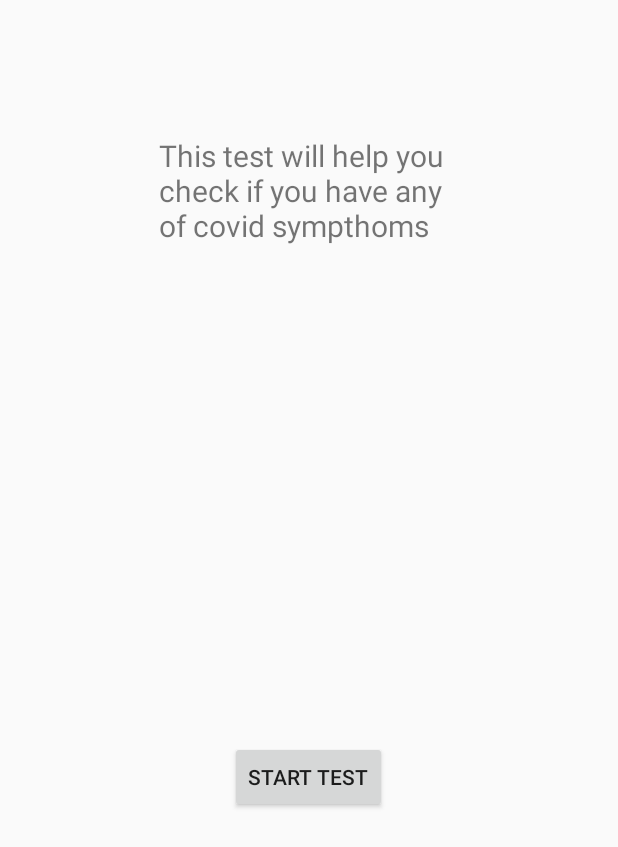
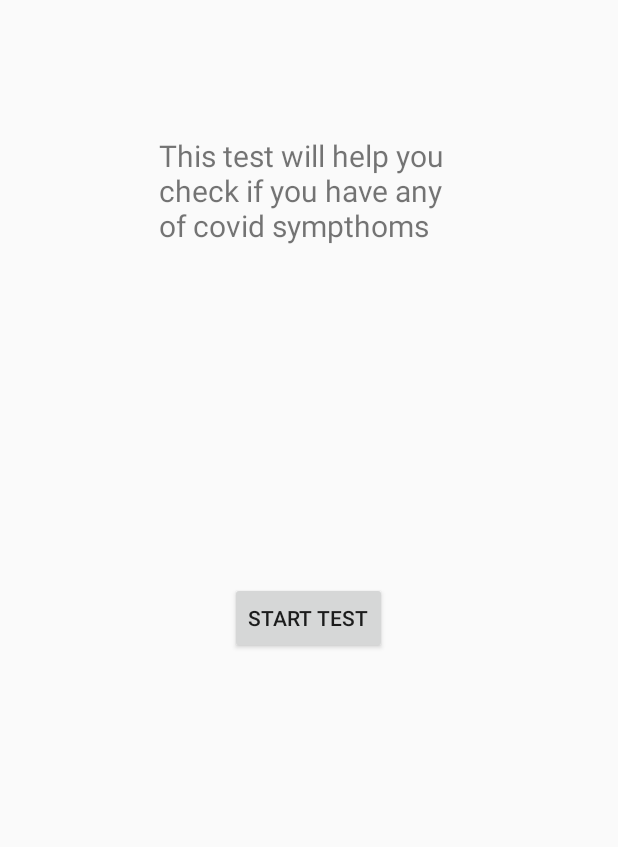
Before and after one commit to WitoldPietrzak/SysMob, an Android app: the HealthAnalyzeActivity screen opened directly, with no data from a screen before it, on a phone screen of 412 x 824 dp. Shown: the top 847 px of the screen. Run offline under Robolectric (Android 15) with nearby library versions, the phone set to English and light mode, and no system bars.

Commit message:
Finished working on HealthAnalizer, continued work on Tasks, added User class, added Database to store users and Tasks

```diff
--- a/app/src/main/java/com/example/smproject/Activities/HealthAnalyzeActivity.java
+++ b/app/src/main/java/com/example/smproject/Activities/HealthAnalyzeActivity.java
@@ -3,14 +3,85 @@ package com.example.smproject.Activities;
 import androidx.appcompat.app.AppCompatActivity;
 
 import android.os.Bundle;
+import android.view.View;
+import android.widget.Button;
+import android.widget.TextView;
 
+import com.example.smproject.BreathChecker;
+import com.example.smproject.HealthAnalizer;
 import com.example.smproject.R;
 
 public class HealthAnalyzeActivity extends AppCompatActivity {
+    Button startButton;
+    Button yesButton;
+    Button noButton;
+    TextView textView;
+    HealthAnalizer healthAnalizer;
+    BreathChecker breathChecker;
 
     @Override
     protected void onCreate(Bundle savedInstanceState) {
         super.onCreate(savedInstanceState);
         setContentView(R.layout.activity_health_analyze);
+
+        healthAnalizer = new HealthAnalizer(this);
+        breathChecker = new BreathChecker();
+
+        startButton=findViewById(R.id.HA_StartButton);
+        yesButton=findViewById(R.id.HA_YesButton);
+        noButton=findViewById(R.id.HA_NoButton);
+        textView=findViewById(R.id.HA_titleTextView);
+
+        startButton.setOnClickListener(new View.OnClickListener() {
+            @Override
+            public void onClick(View v) {
+                breathChecker.Start();
+                textView.setText(R.string.breath);
+                startButton.setText(R.string.stop);
+                startButton.setOnClickListener(new View.OnClickListener() {
+                    @Override
+                    public void onClick(View v) {
+                        breathChecker.Stop();
+                        textView.setText(healthAnalizer.getCurrentQuestion());
+                        startButton.setVisibility(View.INVISIBLE);
+                        yesButton.setVisibility(View.VISIBLE);
+                        noButton.setVisibility(View.VISIBLE);
+                    }
+                });
+            }
+        });
+
+        yesButton.setOnClickListener(new View.OnClickListener() {
+            @Override
+            public void onClick(View v) {
+                healthAnalizer.sendAnswer(true);
+                if(healthAnalizer.getCurrentQuestion()==null)
+                {
+                    endAnalise();
+                    return;
+                }
+                textView.setText(healthAnalizer.getCurrentQuestion());
+            }
+        });
+
+        noButton.setOnClickListener(new View.OnClickListener() {
+            @Override
+            public void onClick(View v) {
+                healthAnalizer.sendAnswer(false);
+                if(healthAnalizer.getCurrentQuestion()==null)
+                {
+                    endAnalise();
+                    return;
+                }
+                textView.setText(healthAnalizer.getCurrentQuestion());
+            }
+        });
+
+    }
+    private void endAnalise()
+    {
+        textView.setText(healthAnalizer.analyzeResults(breathChecker.hasCovid()));
+        yesButton.setVisibility(View.INVISIBLE);
+        noButton.setVisibility(View.INVISIBLE);
     }
 }
--- a/app/src/main/java/com/example/smproject/HealthAnalizer.java
+++ b/app/src/main/java/com/example/smproject/HealthAnalizer.java
@@ -48,6 +48,7 @@ public class HealthAnalizer {
     }
 
 
+
     public int getPositive_symptoms() {
         return positive_symptoms;
     }
--- a/app/src/main/java/com/example/smproject/tasks/ProgressiveTask.java
+++ b/app/src/main/java/com/example/smproject/tasks/ProgressiveTask.java
@@ -5,8 +5,8 @@ public class ProgressiveTask extends Task {
     protected long goalValue;
     protected long currentValue;
 
-    public ProgressiveTask(String goal, int daysTimeLimit, long goalValue, String unit) {
-        super(goal, daysTimeLimit);
+    public ProgressiveTask(String goal,long experience, int daysTimeLimit, long goalValue, String unit) {
+        super(goal,experience, daysTimeLimit);
         this.goalValue = goalValue;
         this.currentValue = 0;
         this.unit = unit;
--- a/app/src/main/java/com/example/smproject/tasks/SingleTask.java
+++ b/app/src/main/java/com/example/smproject/tasks/SingleTask.java
@@ -1,8 +1,8 @@
 package com.example.smproject.tasks;
 
 public class SingleTask extends Task {
-    public SingleTask(String goal, int daysTimeLimit) {
-        super(goal, daysTimeLimit);
+    public SingleTask(String goal,long experience, int daysTimeLimit) {
+        super(goal,experience, daysTimeLimit);
     }
 
 }
--- a/app/src/main/java/com/example/smproject/tasks/StepTask.java
+++ b/app/src/main/java/com/example/smproject/tasks/StepTask.java
@@ -8,8 +8,8 @@ public class StepTask extends Task {
     protected int currentStep;
     List<String> stepGoals = new LinkedList<String>();
 
-    public StepTask(String goal, int daysTimeLimit, int stepsAmount, LinkedList<String> stepGoals) throws Exception {
-        super(goal, daysTimeLimit);
+    public StepTask(String goal,long experience, int daysTimeLimit, int stepsAmount, LinkedList<String> stepGoals) throws Exception {
+        super(goal,experience, daysTimeLimit);
         this.stepsAmount = stepsAmount;
         this.currentStep = 1;
         if (stepGoals.size() != stepsAmount) {
--- a/app/src/main/res/layout/activity_health_analyze.xml
+++ b/app/src/main/res/layout/activity_health_analyze.xml
@@ -20,8 +20,25 @@
         android:id="@+id/HA_StartButton"
         android:layout_width="wrap_content"
         android:layout_height="wrap_content"
-        android:layout_alignParentBottom="true"
+        android:layout_centerInParent="true"
+        android:text="@string/start_test"
+        android:visibility="visible" />
+
+    <Button
+        android:id="@+id/HA_YesButton"
+        android:layout_width="wrap_content"
+        android:layout_height="wrap_content"
+        android:layout_below="@id/HA_StartButton"
         android:layout_centerHorizontal="true"
-        android:layout_marginBottom="282dp"
-        android:text="@string/start_test" />
+        android:text="@string/yes"
+        android:visibility="invisible" />
+
+    <Button
+        android:id="@+id/HA_NoButton"
+        android:layout_width="wrap_content"
+        android:layout_height="wrap_content"
+        android:layout_below="@+id/HA_YesButton"
+        android:layout_centerHorizontal="true"
+        android:text="@string/no"
+        android:visibility="invisible" />
 </RelativeLayout>
--- a/app/src/main/res/values/strings.xml
+++ b/app/src/main/res/values/strings.xml
@@ -5,13 +5,15 @@
     <string name="calendar">Calendar</string>
     <string name="start_test">Start Test</string>
     <string name="stop">stop</string>
+    <string name="yes">yes</string>
+    <string name="no">no</string>
     <string name="breath">Please hold your breath for as long as you can</string>
     <string name="test_info">This test will help you check if you have any of covid sympthoms</string>
     <string name="no_symptoms_found">No symptoms were found</string>
     <string name="some_sympthoms">You have between 1 and 3 symptoms.</string>
     <string name="a_lot_of_sympthoms">You have at least 3 symptoms.</string>
     <string name="just_breathing">You failed breath holding test but seem to have no additional symptoms.You are not likely to be ill, especially if you always had trouble with holding your breath for long or are in a bad physical condition.</string>
-    <string name="symptoms_and_cough">Additionally you failed the breath holding test. You should definitely call a doctor</string>
+    <string name="symptoms_and_cough">Additionally you failed the breath holding test.</string>
     <string name="call_doctor">You should definitely call the doctor</string>
     <string name="consider_doctor">Consider consulting doctor to make sure you are fine.</string>
     <string-array name="symptoms">
```
Also changed, not shown: app/src/main/java/com/example/smproject/Activities/MainActivity.java (+17 -0 lines), app/src/main/java/com/example/smproject/BreathChecker.java (+8 -7 lines), app/src/main/java/com/example/smproject/DatabaseHandler.java (added, +264 -0 lines), app/src/main/java/com/example/smproject/User.java (added, +63 -0 lines), app/src/main/java/com/example/smproject/tasks/Task.java (+19 -10 lines).
